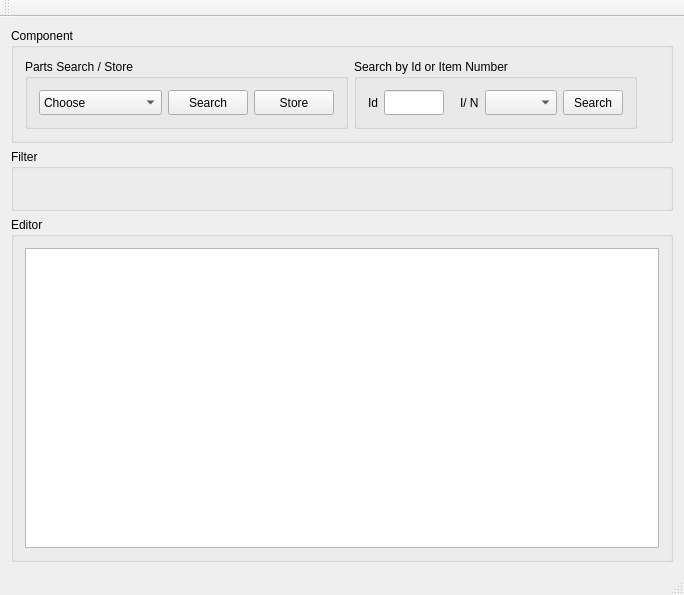
Old version of the form mainwindow.ui in the repository Math68/GDS19-09_Develop.
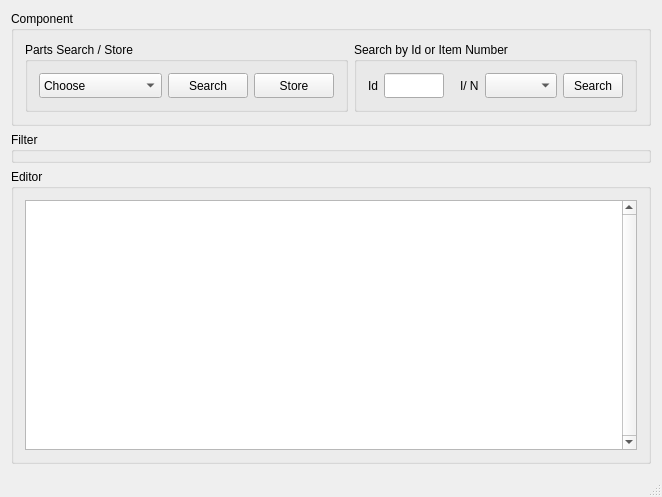
New version of the form. The open tabs and pages were chosen to show the change.

Commit message: Table View width adjustement to the content

What changed in the file:
```diff
--- a/mainwindow.ui
+++ b/mainwindow.ui
@@ -2,14 +2,29 @@
 <ui version="4.0">
  <class>MainWindow</class>
  <widget class="QMainWindow" name="MainWindow">
+  <property name="enabled">
+   <bool>true</bool>
+  </property>
   <property name="geometry">
    <rect>
     <x>0</x>
     <y>0</y>
-    <width>684</width>
-    <height>595</height>
+    <width>639</width>
+    <height>484</height>
    </rect>
   </property>
+  <property name="sizePolicy">
+   <sizepolicy hsizetype="Expanding" vsizetype="Maximum">
+    <horstretch>0</horstretch>
+    <verstretch>0</verstretch>
+   </sizepolicy>
+  </property>
+  <property name="maximumSize">
+   <size>
+    <width>16777215</width>
+    <height>16777215</height>
+   </size>
+  </property>
   <property name="windowTitle">
    <string>Gestion de Stock: GDS19_V3 - 27/10/2019</string>
   </property>
@@ -17,6 +32,12 @@
    <layout class="QVBoxLayout" name="verticalLayout">
     <item>
      <widget class="QGroupBox" name="groupBox_component">
+      <property name="sizePolicy">
+       <sizepolicy hsizetype="Expanding" vsizetype="Fixed">
+        <horstretch>0</horstretch>
+        <verstretch>0</verstretch>
+       </sizepolicy>
+      </property>
       <property name="title">
        <string>Component</string>
       </property>
@@ -39,12 +60,24 @@
        </item>
        <item row="0" column="0">
         <widget class="QGroupBox" name="groupBox_2">
+         <property name="sizePolicy">
+          <sizepolicy hsizetype="Fixed" vsizetype="Preferred">
+           <horstretch>0</horstretch>
+           <verstretch>0</verstretch>
+          </sizepolicy>
+         </property>
          <property name="title">
           <string>Parts Search / Store</string>
          </property>
          <layout class="QHBoxLayout" name="horizontalLayout">
           <item>
            <widget class="QComboBox" name="comboBox_component">
+            <property name="sizePolicy">
+             <sizepolicy hsizetype="Expanding" vsizetype="Fixed">
+              <horstretch>0</horstretch>
+              <verstretch>0</verstretch>
+             </sizepolicy>
+            </property>
             <property name="minimumSize">
              <size>
               <width>120</width>
@@ -113,6 +146,12 @@
             <property name="enabled">
              <bool>true</bool>
             </property>
+            <property name="sizePolicy">
+             <sizepolicy hsizetype="Fixed" vsizetype="Fixed">
+              <horstretch>0</horstretch>
+              <verstretch>0</verstretch>
+             </sizepolicy>
+            </property>
             <property name="minimumSize">
              <size>
               <width>80</width>
@@ -126,6 +165,12 @@
           </item>
           <item>
            <widget class="QPushButton" name="pushButton_store_component">
+            <property name="sizePolicy">
+             <sizepolicy hsizetype="Fixed" vsizetype="Fixed">
+              <horstretch>0</horstretch>
+              <verstretch>0</verstretch>
+             </sizepolicy>
+            </property>
             <property name="minimumSize">
              <size>
               <width>80</width>
@@ -142,12 +187,24 @@
        </item>
        <item row="0" column="1">
         <widget class="QGroupBox" name="groupBox_3">
+         <property name="sizePolicy">
+          <sizepolicy hsizetype="Fixed" vsizetype="Preferred">
+           <horstretch>0</horstretch>
+           <verstretch>0</verstretch>
+          </sizepolicy>
+         </property>
          <property name="title">
           <string>Search by Id or Item Number</string>
          </property>
          <layout class="QHBoxLayout" name="horizontalLayout_4">
           <item>
            <widget class="QLabel" name="label">
+            <property name="sizePolicy">
+             <sizepolicy hsizetype="Fixed" vsizetype="Preferred">
+              <horstretch>0</horstretch>
+              <verstretch>0</verstretch>
+             </sizepolicy>
+            </property>
             <property name="text">
              <string>Id</string>
             </property>
@@ -155,6 +212,12 @@
           </item>
           <item>
            <widget class="QLineEdit" name="lineEdit_search_Id">
+            <property name="sizePolicy">
+             <sizepolicy hsizetype="Fixed" vsizetype="Fixed">
+              <horstretch>0</horstretch>
+              <verstretch>0</verstretch>
+             </sizepolicy>
+            </property>
             <property name="minimumSize">
              <size>
               <width>60</width>
@@ -187,6 +250,12 @@
           </item>
           <item>
            <widget class="QLabel" name="label_2">
+            <property name="sizePolicy">
+             <sizepolicy hsizetype="Fixed" vsizetype="Preferred">
+              <horstretch>0</horstretch>
+              <verstretch>0</verstretch>
+             </sizepolicy>
+            </property>
             <property name="text">
              <string>I/ N</string>
             </property>
@@ -194,6 +263,12 @@
           </item>
           <item>
            <widget class="QComboBox" name="comboBox_search_Item_Number">
+            <property name="sizePolicy">
+             <sizepolicy hsizetype="Expanding" vsizetype="Fixed">
+              <horstretch>0</horstretch>
+              <verstretch>0</verstretch>
+             </sizepolicy>
+            </property>
             <property name="minimumSize">
              <size>
               <width>60</width>
@@ -210,6 +285,12 @@
           </item>
           <item>
            <widget class="QPushButton" name="pushButton_SearchBy">
+            <property name="sizePolicy">
+             <sizepolicy hsizetype="Fixed" vsizetype="Fixed">
+              <horstretch>0</horstretch>
+              <verstretch>0</verstretch>
+             </sizepolicy>
+            </property>
             <property name="minimumSize">
              <size>
               <width>60</width>
@@ -235,6 +316,18 @@
     </item>
     <item>
      <widget class="QGroupBox" name="groupBox_filtre">
+      <property name="sizePolicy">
+       <sizepolicy hsizetype="Expanding" vsizetype="Preferred">
+        <horstretch>0</horstretch>
+        <verstretch>0</verstretch>
+       </sizepolicy>
+      </property>
+      <property name="minimumSize">
+       <size>
+        <width>0</width>
+        <height>0</height>
+       </size>
+      </property>
       <property name="title">
        <string>Filter</string>
       </property>
@@ -256,20 +349,112 @@
        </property>
        <item>
         <widget class="QStackedWidget" name="stackedWidget">
+         <property name="enabled">
+          <bool>true</bool>
+         </property>
+         <property name="sizePolicy">
+          <sizepolicy hsizetype="Preferred" vsizetype="Minimum">
+           <horstretch>0</horstretch>
+           <verstretch>0</verstretch>
+          </sizepolicy>
+         </property>
+         <property name="minimumSize">
+          <size>
+           <width>0</width>
+           <height>0</height>
+          </size>
+         </property>
          <property name="currentIndex">
           <number>7</number>
          </property>
-         <widget class="QWidget" name="page1"/>
-         <widget class="QWidget" name="page2"/>
-         <widget class="QWidget" name="page3"/>
-         <widget class="QWidget" name="page4"/>
-         <widget class="QWidget" name="page5"/>
-         <widget class="QWidget" name="page6"/>
-         <widget class="QWidget" name="page7"/>
-         <widget class="QWidget" name="page8"/>
-         <widget class="QWidget" name="page9"/>
-         <widget class="QWidget" name="page10"/>
-         <widget class="QWidget" name="page11"/>
+         <widget class="QWidget" name="page1">
+          <property name="sizePolicy">
+           <sizepolicy hsizetype="Minimum" vsizetype="Minimum">
+            <horstretch>0</horstretch>
+            <verstretch>0</verstretch>
+           </sizepolicy>
+          </property>
+         </widget>
+         <widget class="QWidget" name="page2">
+          <property name="sizePolicy">
+           <sizepolicy hsizetype="Minimum" vsizetype="Minimum">
+            <horstretch>0</horstretch>
+            <verstretch>0</verstretch>
+           </sizepolicy>
+          </property>
+         </widget>
+         <widget class="QWidget" name="page3">
+          <property name="sizePolicy">
+           <sizepolicy hsizetype="Minimum" vsizetype="Minimum">
+            <horstretch>0</horstretch>
+            <verstretch>0</verstretch>
+           </sizepolicy>
+          </property>
+         </widget>
+         <widget class="QWidget" name="page4">
+          <property name="sizePolicy">
+           <sizepolicy hsizetype="Minimum" vsizetype="Minimum">
+            <horstretch>0</horstretch>
+            <verstretch>0</verstretch>
+           </sizepolicy>
+          </property>
+         </widget>
+         <widget class="QWidget" name="page5">
+          <property name="sizePolicy">
+           <sizepolicy hsizetype="Minimum" vsizetype="Minimum">
+            <horstretch>0</horstretch>
+            <verstretch>0</verstretch>
+           </sizepolicy>
+          </property>
+         </widget>
+         <widget class="QWidget" name="page6">
+          <property name="sizePolicy">
+           <sizepolicy hsizetype="Minimum" vsizetype="Minimum">
+            <horstretch>0</horstretch>
+            <verstretch>0</verstretch>
+           </sizepolicy>
+          </property>
+         </widget>
+         <widget class="QWidget" name="page7">
+          <property name="sizePolicy">
+           <sizepolicy hsizetype="Minimum" vsizetype="Minimum">
+            <horstretch>0</horstretch>
+            <verstretch>0</verstretch>
+           </sizepolicy>
+          </property>
+         </widget>
+         <widget class="QWidget" name="page8">
+          <property name="sizePolicy">
+           <sizepolicy hsizetype="Minimum" vsizetype="Minimum">
+            <horstretch>0</horstretch>
+            <verstretch>0</verstretch>
+           </sizepolicy>
+          </property>
+         </widget>
+         <widget class="QWidget" name="page9">
+          <property name="sizePolicy">
+           <sizepolicy hsizetype="Minimum" vsizetype="Minimum">
+            <horstretch>0</horstretch>
+            <verstretch>0</verstretch>
+           </sizepolicy>
+          </property>
+         </widget>
+         <widget class="QWidget" name="page10">
+          <property name="sizePolicy">
+           <sizepolicy hsizetype="Minimum" vsizetype="Minimum">
+            <horstretch>0</horstretch>
+            <verstretch>0</verstretch>
+           </sizepolicy>
+          </property>
+         </widget>
+         <widget class="QWidget" name="page11">
+          <property name="sizePolicy">
+           <sizepolicy hsizetype="Minimum" vsizetype="Minimum">
+            <horstretch>0</horstretch>
+            <verstretch>0</verstretch>
+           </sizepolicy>
+          </property>
+         </widget>
         </widget>
        </item>
       </layout>
@@ -277,6 +462,12 @@
     </item>
     <item>
      <widget class="QGroupBox" name="groupBox">
+      <property name="sizePolicy">
+       <sizepolicy hsizetype="Expanding" vsizetype="Maximum">
+        <horstretch>0</horstretch>
+        <verstretch>0</verstretch>
+       </sizepolicy>
+      </property>
       <property name="title">
        <string>Editor</string>
       </property>
@@ -287,7 +478,7 @@
           <bool>true</bool>
          </property>
          <property name="sizePolicy">
-          <sizepolicy hsizetype="Preferred" vsizetype="Expanding">
+          <sizepolicy hsizetype="MinimumExpanding" vsizetype="Minimum">
            <horstretch>0</horstretch>
            <verstretch>0</verstretch>
           </sizepolicy>
@@ -295,7 +486,7 @@
          <property name="minimumSize">
           <size>
            <width>0</width>
-           <height>300</height>
+           <height>250</height>
           </size>
          </property>
          <property name="tabletTracking">
@@ -304,8 +495,14 @@
          <property name="autoFillBackground">
           <bool>false</bool>
          </property>
+         <property name="verticalScrollBarPolicy">
+          <enum>Qt::ScrollBarAlwaysOn</enum>
+         </property>
+         <property name="horizontalScrollBarPolicy">
+          <enum>Qt::ScrollBarAlwaysOff</enum>
+         </property>
          <property name="sizeAdjustPolicy">
-          <enum>QAbstractScrollArea::AdjustIgnored</enum>
+          <enum>QAbstractScrollArea::AdjustToContentsOnFirstShow</enum>
          </property>
          <property name="autoScroll">
           <bool>false</bool>
@@ -322,6 +519,9 @@
          <property name="selectionBehavior">
           <enum>QAbstractItemView::SelectItems</enum>
          </property>
+         <property name="textElideMode">
+          <enum>Qt::ElideMiddle</enum>
+         </property>
          <property name="showGrid">
           <bool>true</bool>
          </property>
@@ -332,7 +532,10 @@
           <bool>false</bool>
          </property>
          <property name="wordWrap">
-          <bool>true</bool>
+          <bool>false</bool>
+         </property>
+         <property name="cornerButtonEnabled">
+          <bool>false</bool>
          </property>
          <attribute name="horizontalHeaderCascadingSectionResizes">
           <bool>false</bool>
@@ -375,17 +578,6 @@
     </rect>
    </property>
   </widget>
-  <widget class="QToolBar" name="mainToolBar">
-   <property name="enabled">
-    <bool>false</bool>
-   </property>
-   <attribute name="toolBarArea">
-    <enum>TopToolBarArea</enum>
-   </attribute>
-   <attribute name="toolBarBreak">
-    <bool>false</bool>
-   </attribute>
-  </widget>
   <widget class="QStatusBar" name="statusBar">
    <property name="enabled">
     <bool>false</bool>
```
Left out of the diff: 15 changed lines with no effect on the pictures. The commit also changes 3 other files.
